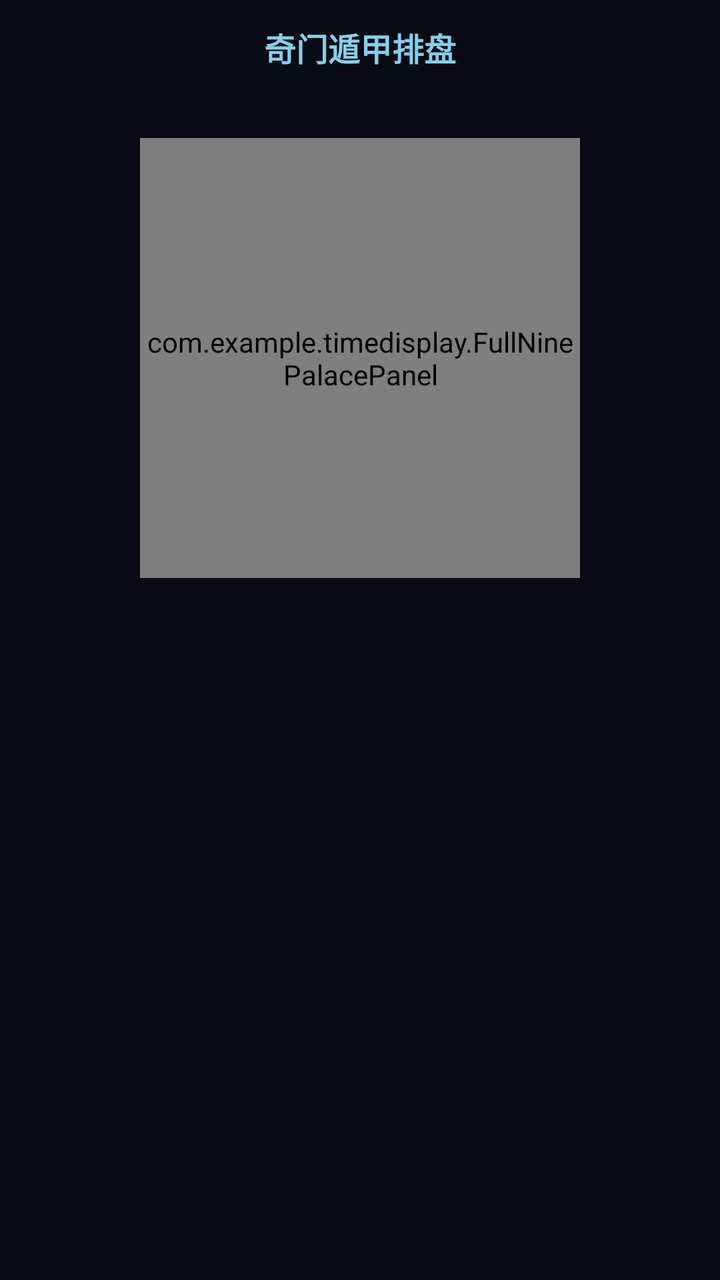
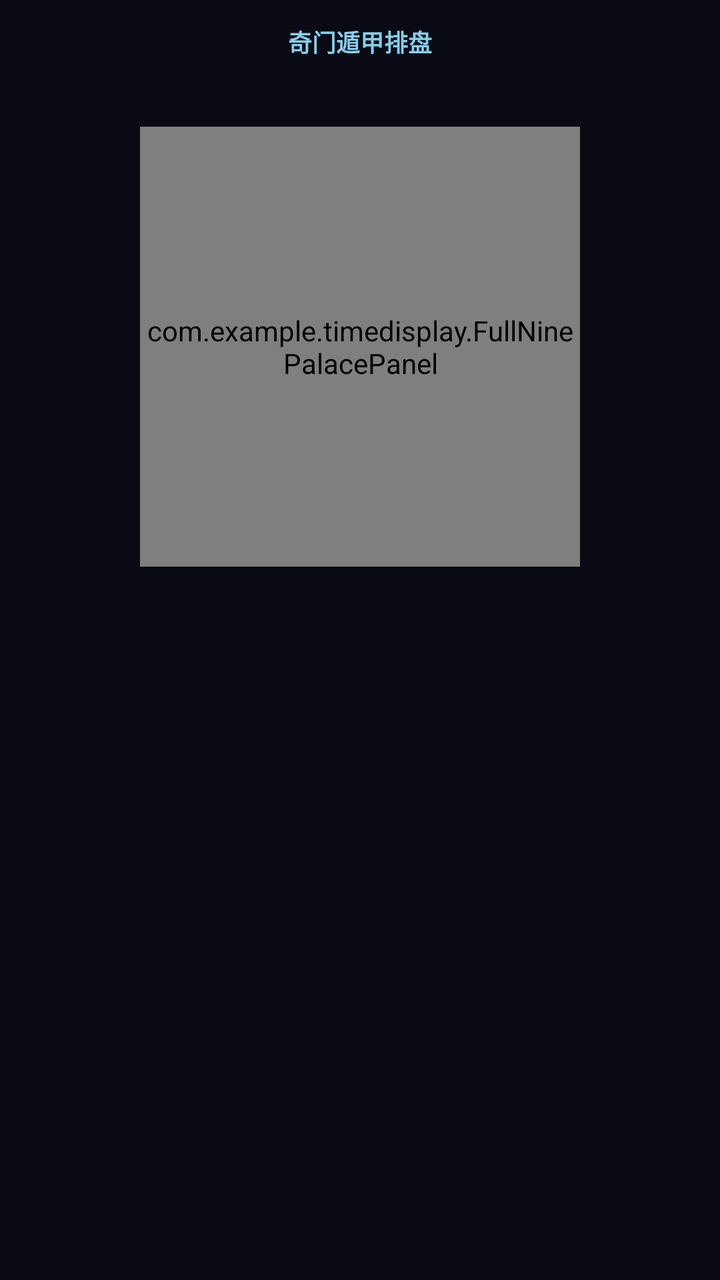

Two renders of the same Android screen: before a commit and after it. Below are the layout's source before the change and the commit's diff.
<!-- AndroidManifest.xml: application theme Theme.TimeDisplay -->
<!-- res/layout/activity_full_nine_palace.xml -->
<?xml version="1.0" encoding="utf-8"?>
<ScrollView xmlns:android="http://schemas.android.com/apk/res/android"
    android:layout_width="match_parent"
    android:layout_height="match_parent"
    android:background="#0A0A14"
    android:fillViewport="true">

    <LinearLayout
        android:id="@+id/fullNinePalaceLayout"
        android:layout_width="match_parent"
        android:layout_height="wrap_content"
        android:orientation="vertical"
        android:gravity="center_horizontal"
        android:padding="12dp">

        <TextView
            android:id="@+id/fullPageTitle"
            android:layout_width="wrap_content"
            android:layout_height="wrap_content"
            android:text="奇门遁甲排盘"
            android:textColor="#87CEEB"
            android:textSize="16sp"
            android:textStyle="bold"
            android:layout_marginBottom="8dp"/>

        <LinearLayout
            android:layout_width="wrap_content"
            android:layout_height="wrap_content"
            android:orientation="horizontal"
            android:gravity="center"
            android:layout_marginBottom="8dp">

            <TextView
                android:id="@+id/fullPageFourPillars"
                android:layout_width="wrap_content"
                android:layout_height="wrap_content"
                android:textColor="#ADD8E6"
                android:textSize="13sp"
                android:layout_marginEnd="16dp"/>

            <TextView
                android:id="@+id/fullPagePanelInfo"
                android:layout_width="wrap_content"
                android:layout_height="wrap_content"
                android:textColor="#00BFFF"
                android:textSize="13sp"/>

        </LinearLayout>

        <com.example.timedisplay.FullNinePalacePanel
            android:id="@+id/fullNinePalacePanel"
            android:layout_width="220dp"
            android:layout_height="220dp"
            android:layout_marginBottom="12dp"/>

        <TextView
            android:id="@+id/fullPageExplanation"
            android:layout_width="match_parent"
            android:layout_height="wrap_content"
            android:textColor="#87CEEB"
            android:textSize="12sp"
            android:lineSpacingExtra="4dp"
            android:padding="8dp"/>

    </LinearLayout>

</ScrollView>
<!-- resources referenced by this layout -->
<resources>
  <style name="Theme.TimeDisplay" parent="android:Theme.Material.NoActionBar.Fullscreen">
          
      </style>
</resources>

<!-- the commit's change to res/layout/activity_full_nine_palace.xml (unified diff, before → after) -->
@@ -19,7 +19,7 @@
             android:layout_height="wrap_content"
             android:text="奇门遁甲排盘"
             android:textColor="#87CEEB"
-            android:textSize="16sp"
+            android:textSize="12sp"
             android:textStyle="bold"
             android:layout_marginBottom="8dp"/>
 
